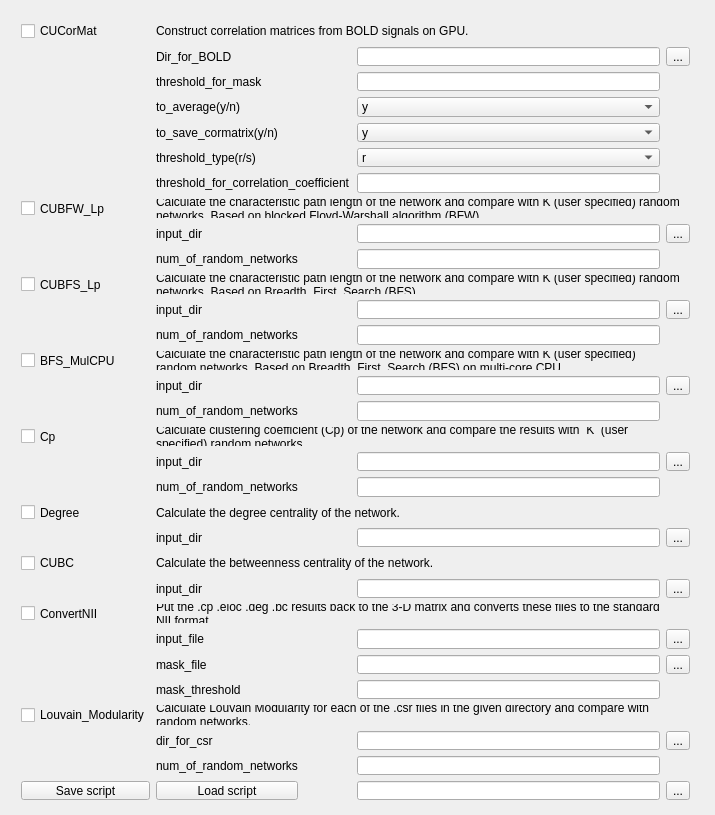
Old version of the form BNALauncher/mainwindow.ui in the repository phisiart/BNALauncher.
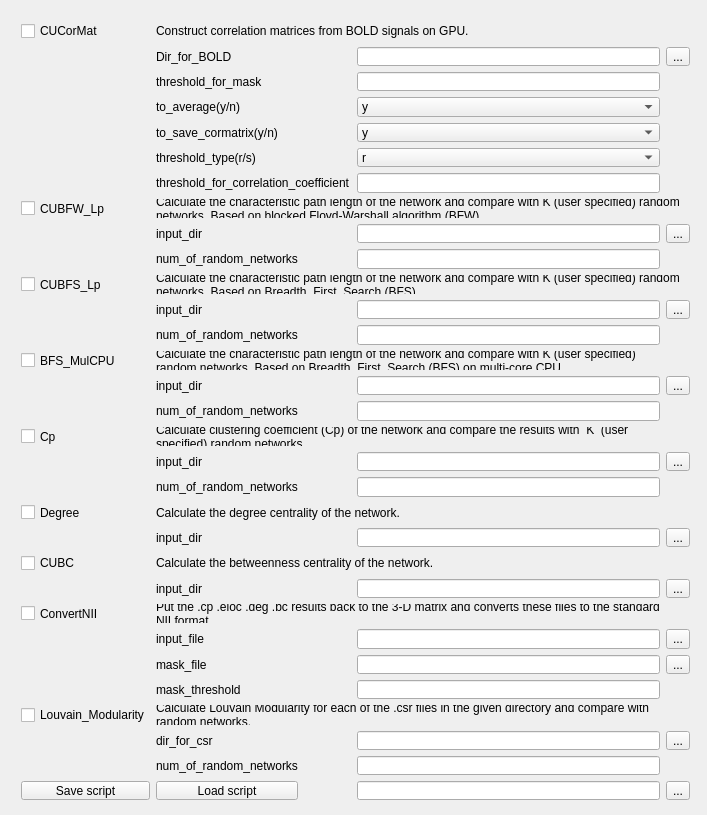
New version of the form.

```diff
--- a/BNALauncher/mainwindow.ui
+++ b/BNALauncher/mainwindow.ui
@@ -12,7 +12,7 @@
    <rect>
     <x>0</x>
     <y>0</y>
-    <width>715</width>
+    <width>707</width>
     <height>815</height>
    </rect>
   </property>
```
